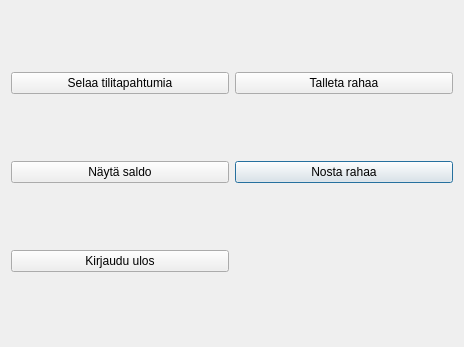
Above: QT_frontend/BankSimulEXE/main_window.ui from Kooalaa/BankSimul-project before the change. Below: the same form after it.
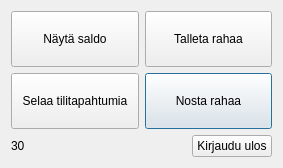
That is the form after the change.

Commit message: New design to BankSimulEXE main_window.ui

Diff of the .ui file:
```diff
--- a/QT_frontend/BankSimulEXE/main_window.ui
+++ b/QT_frontend/BankSimulEXE/main_window.ui
@@ -6,48 +6,178 @@
    <rect>
     <x>0</x>
     <y>0</y>
-    <width>464</width>
-    <height>347</height>
+    <width>283</width>
+    <height>168</height>
    </rect>
   </property>
+  <property name="maximumSize">
+   <size>
+    <width>283</width>
+    <height>168</height>
+   </size>
+  </property>
   <property name="windowTitle">
    <string>Pääikkuna</string>
   </property>
-  <layout class="QGridLayout" name="gridLayout_2">
-   <item row="1" column="1">
-    <widget class="QPushButton" name="Withdraw_btn">
-     <property name="text">
-      <string>Nosta rahaa</string>
+  <layout class="QVBoxLayout" name="verticalLayout" stretch="1,0">
+   <item>
+    <layout class="QGridLayout" name="gridLayout">
+     <property name="sizeConstraint">
+      <enum>QLayout::SetNoConstraint</enum>
      </property>
-    </widget>
+     <item row="2" column="1">
+      <widget class="QPushButton" name="Withdraw_btn">
+       <property name="sizePolicy">
+        <sizepolicy hsizetype="Preferred" vsizetype="Preferred">
+         <horstretch>0</horstretch>
+         <verstretch>0</verstretch>
+        </sizepolicy>
+       </property>
+       <property name="minimumSize">
+        <size>
+         <width>125</width>
+         <height>50</height>
+        </size>
+       </property>
+       <property name="maximumSize">
+        <size>
+         <width>200</width>
+         <height>100</height>
+        </size>
+       </property>
+       <property name="text">
+        <string>Nosta rahaa</string>
+       </property>
+      </widget>
+     </item>
+     <item row="0" column="0">
+      <widget class="QPushButton" name="Show_balance_btn">
+       <property name="enabled">
+        <bool>true</bool>
+       </property>
+       <property name="sizePolicy">
+        <sizepolicy hsizetype="Preferred" vsizetype="Preferred">
+         <horstretch>0</horstretch>
+         <verstretch>0</verstretch>
+        </sizepolicy>
+       </property>
+       <property name="minimumSize">
+        <size>
+         <width>125</width>
+         <height>50</height>
+        </size>
+       </property>
+       <property name="maximumSize">
+        <size>
+         <width>200</width>
+         <height>100</height>
+        </size>
+       </property>
+       <property name="text">
+        <string>Näytä saldo</string>
+       </property>
+      </widget>
+     </item>
+     <item row="0" column="1">
+      <widget class="QPushButton" name="Deposit_btn">
+       <property name="sizePolicy">
+        <sizepolicy hsizetype="Preferred" vsizetype="Preferred">
+         <horstretch>0</horstretch>
+         <verstretch>0</verstretch>
+        </sizepolicy>
+       </property>
+       <property name="minimumSize">
+        <size>
+         <width>125</width>
+         <height>50</height>
+        </size>
+       </property>
+       <property name="maximumSize">
+        <size>
+         <width>200</width>
+         <height>100</height>
+        </size>
+       </property>
+       <property name="text">
+        <string>Talleta rahaa</string>
+       </property>
+      </widget>
+     </item>
+     <item row="2" column="0">
+      <widget class="QPushButton" name="Browse_transactions_btn">
+       <property name="sizePolicy">
+        <sizepolicy hsizetype="Preferred" vsizetype="Preferred">
+         <horstretch>0</horstretch>
+         <verstretch>0</verstretch>
+        </sizepolicy>
+       </property>
+       <property name="minimumSize">
+        <size>
+         <width>125</width>
+         <height>50</height>
+        </size>
+       </property>
+       <property name="maximumSize">
+        <size>
+         <width>200</width>
+         <height>100</height>
+        </size>
+       </property>
+       <property name="text">
+        <string>Selaa tilitapahtumia</string>
+       </property>
+      </widget>
+     </item>
+    </layout>
    </item>
-   <item row="0" column="0">
-    <widget class="QPushButton" name="Browse_transactions_btn">
-     <property name="text">
-      <string>Selaa tilitapahtumia</string>
+   <item>
+    <layout class="QHBoxLayout" name="horizontalLayout_2">
+     <property name="spacing">
+      <number>7</number>
      </property>
-    </widget>
-   </item>
-   <item row="0" column="1">
-    <widget class="QPushButton" name="Deposit_btn">
-     <property name="text">
-      <string>Talleta rahaa</string>
+     <property name="sizeConstraint">
+      <enum>QLayout::SetMinAndMaxSize</enum>
      </property>
-    </widget>
-   </item>
-   <item row="1" column="0">
-    <widget class="QPushButton" name="Show_balance_btn">
-     <property name="text">
-      <string>Näytä saldo</string>
+     <property name="topMargin">
+      <number>0</number>
      </property>
-    </widget>
-   </item>
-   <item row="2" column="0">
-    <widget class="QPushButton" name="Log_out_btn">
-     <property name="text">
-      <string>Kirjaudu ulos</string>
-     </property>
-    </widget>
+     <item>
+      <widget class="QLabel" name="label">
+       <property name="sizePolicy">
+        <sizepolicy hsizetype="Preferred" vsizetype="Fixed">
+         <horstretch>0</horstretch>
+         <verstretch>0</verstretch>
+        </sizepolicy>
+       </property>
+       <property name="text">
+        <string>30</string>
+       </property>
+      </widget>
+     </item>
+     <item>
+      <spacer name="horizontalSpacer">
+       <property name="orientation">
+        <enum>Qt::Horizontal</enum>
+       </property>
+       <property name="sizeType">
+        <enum>QSizePolicy::Expanding</enum>
+       </property>
+       <property name="sizeHint" stdset="0">
+        <size>
+         <width>40</width>
+         <height>0</height>
+        </size>
+       </property>
+      </spacer>
+     </item>
+     <item>
+      <widget class="QPushButton" name="Log_out_btn">
+       <property name="text">
+        <string>Kirjaudu ulos</string>
+       </property>
+      </widget>
+     </item>
+    </layout>
    </item>
   </layout>
  </widget>
```
The commit also changes 7 other files.
